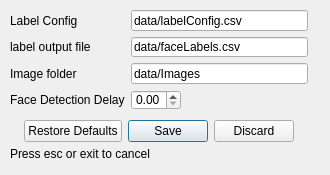
Above: data/ui/settings.ui from ablacklama/FaceLabeler before the change. Below: the same form after it.
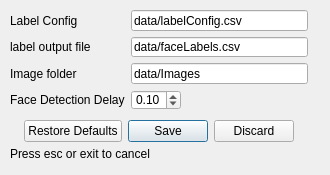
That is the form after the change. Icons and pictures are not drawn.

The edit to the form file:
```diff
--- a/data/ui/settings.ui
+++ b/data/ui/settings.ui
@@ -173,6 +173,9 @@
       <property name="singleStep">
        <double>0.050000000000000</double>
       </property>
+      <property name="value">
+       <double>0.100000000000000</double>
+      </property>
      </widget>
     </item>
    </layout>
```
